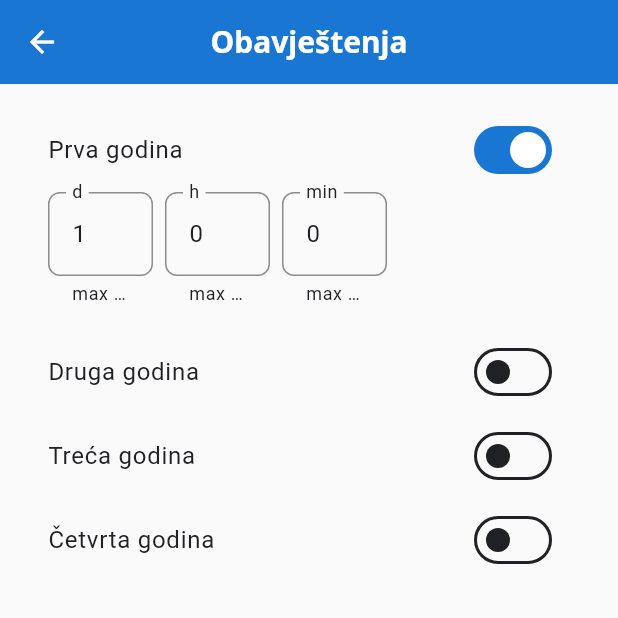
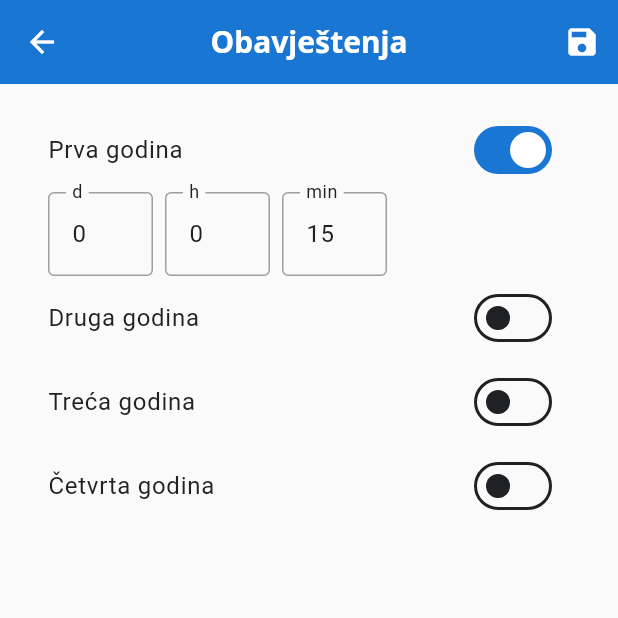
Before and after one commit to pero-grubac/ETFOglasi, a Flutter app: the NotificationScreen screen opened directly, after a tap on "Prva godina", on a phone screen of 412 x 824 dp, the top half of it. Run offline on Flutter 3.47's test engine with Material 3 defaults, Android fonts, the phone set to English and light mode, and no system bars; our stand-ins replace file_picker, flutter_riverpod, google_fonts, open_filex, permission_handler, shared_preferences and 1 more; accounts and stored records are empty; generated files the repository leaves out were written again; network calls fail.

Commit message:
Announcement to db, notifications

```diff
--- a/lib/features/settings/screen/notification_screen.dart
+++ b/lib/features/settings/screen/notification_screen.dart
@@ -5,20 +5,39 @@ import 'package:flutter/services.dart';
 import 'package:flutter_gen/gen_l10n/app_localizations.dart';
 import 'package:flutter_riverpod/flutter_riverpod.dart';
 
-class NotificationScreen extends ConsumerWidget {
+class NotificationScreen extends ConsumerStatefulWidget {
   static const id = 'notification_screen';
+  const NotificationScreen({super.key});
+
+  @override
+  ConsumerState<NotificationScreen> createState() => _NotificationScreenState();
+}
+
+class _NotificationScreenState extends ConsumerState<NotificationScreen> {
   static const _actions = [
     'first_year',
     'second_year',
     'third_year',
     'fourth_year'
   ];
-  const NotificationScreen({super.key});
+  static const int _minMinutes = 15;
+
+  late Map<String, NotificationTimeSetting> _tempSettings;
+
+  @override
+  void initState() {
+    super.initState();
+    _tempSettings = Map<String, NotificationTimeSetting>.from(
+      ref.read(localSettingsProvider).notificationTimeSettings,
+    );
+  }
+
   Widget _buildTimeField(
     String label,
     int initialValue,
     void Function(int) onChanged, {
     required int max,
+    bool hasError = false,
   }) {
     final controller = TextEditingController(text: initialValue.toString());
     return SizedBox(
@@ -33,8 +52,24 @@ class NotificationScreen extends ConsumerWidget {
         ],
         decoration: InputDecoration(
           labelText: label,
-          helperText: 'max $max',
+          hintText: 'max $max', // Show max as hint instead of helperText
           counterText: '',
+          border: OutlineInputBorder(
+            borderSide: BorderSide(
+              color: hasError ? Colors.red : Colors.grey,
+            ),
+          ),
+          enabledBorder: OutlineInputBorder(
+            borderSide: BorderSide(
+              color: hasError ? Colors.red : Colors.grey,
+            ),
+          ),
+          focusedBorder: OutlineInputBorder(
+            borderSide: BorderSide(
+              color:
+                  hasError ? Colors.red : Theme.of(context).colorScheme.primary,
+            ),
+          ),
         ),
         onChanged: (value) {
           final parsed = int.tryParse(value) ?? 0;
@@ -45,56 +80,92 @@ class NotificationScreen extends ConsumerWidget {
     );
   }
 
-  void _updateTime(WidgetRef ref, String key,
-      {int? days, int? hours, int? minutes}) {
+  void _saveSettings(BuildContext context) {
+    final locale = AppLocalizations.of(context)!;
     final notifier = ref.read(localSettingsProvider.notifier);
-    final current = ref
-            .read(localSettingsProvider)
-            .notificationTimeSettings[key] ??
-        NotificationTimeSetting(enabled: true, days: 0, hours: 0, minutes: 0);
+    final updated = Map<String, NotificationTimeSetting>.from(_tempSettings);
 
-    final updated = Map<String, NotificationTimeSetting>.from(
-        ref.read(localSettingsProvider).notificationTimeSettings);
-
-    int newDays = days ?? current.days;
-    int newHours = hours ?? current.hours;
-    int newMinutes = minutes ?? current.minutes;
-    if (newDays == 0 && newHours == 0 && newMinutes == 0) {
-      newDays = 1;
+    bool hasInvalidDuration = false;
+    for (final entry in updated.entries) {
+      final key = entry.key;
+      final setting = entry.value;
+      if (setting.enabled) {
+        final totalMinutes =
+            setting.days * 24 * 60 + setting.hours * 60 + setting.minutes;
+        if (totalMinutes < _minMinutes) {
+          updated[key] = NotificationTimeSetting(
+            enabled: setting.enabled,
+            days: 0,
+            hours: 0,
+            minutes: _minMinutes,
+          );
+          hasInvalidDuration = true;
+        }
+      }
     }
 
-    updated[key] = NotificationTimeSetting(
+    notifier.updateNotificationsTimeSettings(updated);
+
+    if (hasInvalidDuration) {
+      ScaffoldMessenger.of(context).showSnackBar(
+        SnackBar(
+          content: Text(locale.minDurationSet(_minMinutes)),
+          duration: const Duration(seconds: 2),
+        ),
+      );
+    }
+  }
+
+  void _updateTempTime(String key, {int? days, int? hours, int? minutes}) {
+    final current = _tempSettings[key] ??
+        NotificationTimeSetting(enabled: false, days: 0, hours: 0, minutes: 0);
+
+    setState(() {
+      _tempSettings[key] = NotificationTimeSetting(
         enabled: current.enabled,
-      days: newDays,
-      hours: newHours,
-      minutes: newMinutes,
+        days: days ?? current.days,
+        hours: hours ?? current.hours,
+        minutes: minutes ?? current.minutes,
       );
-    notifier.updateNotificationsTimeSettings(updated);
+    });
   }
 
   @override
-  Widget build(BuildContext context, WidgetRef ref) {
-    final settings = ref.watch(localSettingsProvider);
-    final notifier = ref.read(localSettingsProvider.notifier);
-
-    final locale = AppLocalizations.of(context);
+  Widget build(BuildContext context) {
+    final locale = AppLocalizations.of(context)!;
 
     return Scaffold(
       appBar: AppBar(
         centerTitle: true,
-        title: Text(locale!.notifications),
+        title: Text(locale.notifications),
+        actions: [
+          IconButton(
+            icon: const Icon(Icons.save),
+            onPressed: () => _saveSettings(context),
+            tooltip: locale.save,
+          ),
+        ],
       ),
       body: ListView.builder(
         padding: const EdgeInsets.all(16),
         itemCount: _actions.length,
         itemBuilder: (context, index) {
           final key = _actions[index];
-          final setting = settings.notificationTimeSettings[key];
+          final setting = _tempSettings[key] ??
+              NotificationTimeSetting(
+                enabled: false,
+                days: 0,
+                hours: 0,
+                minutes: 0,
+              );
 
-          final isEnabled = setting?.enabled ?? false;
-          final days = setting?.days ?? 0;
-          final hours = setting?.hours ?? 0;
-          final minutes = setting?.minutes ?? 0;
+          final isEnabled = setting.enabled;
+          final days = setting.days;
+          final hours = setting.hours;
+          final minutes = setting.minutes;
+
+          final totalMinutes = days * 24 * 60 + hours * 60 + minutes;
+          final hasError = isEnabled && totalMinutes < _minMinutes;
 
           return Column(
             crossAxisAlignment: CrossAxisAlignment.start,
@@ -111,8 +182,7 @@ class NotificationScreen extends ConsumerWidget {
                 ),
                 value: isEnabled,
                 onChanged: (value) {
-                  final updated = Map<String, NotificationTimeSetting>.from(
-                      settings.notificationTimeSettings);
+                  setState(() {
                     int newDays = value ? days : 0;
                     int newHours = value ? hours : 0;
                     int newMinutes = value ? minutes : 0;
@@ -120,37 +190,61 @@ class NotificationScreen extends ConsumerWidget {
                         newDays == 0 &&
                         newHours == 0 &&
                         newMinutes == 0) {
-                    newDays = 1; // default fallback
+                      newMinutes = _minMinutes;
                     }
-
-                  updated[key] = NotificationTimeSetting(
+                    _tempSettings[key] = NotificationTimeSetting(
                       enabled: value,
                       days: newDays,
                       hours: newHours,
                       minutes: newMinutes,
                     );
-                  notifier.updateNotificationsTimeSettings(updated);
+                  });
                 },
               ),
-              if (isEnabled)
+              if (isEnabled) ...[
                 Padding(
-                  padding: const EdgeInsets.only(left: 16.0, bottom: 16),
+                  padding: const EdgeInsets.only(left: 16.0),
                   child: Row(
                     children: [
-                      _buildTimeField("d", days, (val) {
-                        _updateTime(ref, key, days: val);
-                      }, max: 99),
+                      _buildTimeField(
+                        "d",
+                        days,
+                        (val) => _updateTempTime(key, days: val),
+                        max: 99,
+                        hasError: hasError,
+                      ),
                       const SizedBox(width: 8),
-                      _buildTimeField("h", hours, (val) {
-                        _updateTime(ref, key, hours: val);
-                      }, max: 23),
+                      _buildTimeField(
+                        "h",
+                        hours,
+                        (val) => _updateTempTime(key, hours: val),
+                        max: 23,
+                        hasError: hasError,
+                      ),
                       const SizedBox(width: 8),
-                      _buildTimeField("min", minutes, (val) {
-                        _updateTime(ref, key, minutes: val);
-                      }, max: 59),
+                      _buildTimeField(
+                        "min",
+                        minutes,
+                        (val) => _updateTempTime(key, minutes: val),
+                        max: 59,
+                        hasError: hasError,
+                      ),
                     ],
                   ),
-                )
+                ),
+                if (hasError)
+                  Padding(
+                    padding: const EdgeInsets.only(
+                        left: 16.0, top: 4.0, bottom: 16.0),
+                    child: Text(
+                      locale.minDurationError(_minMinutes),
+                      style: const TextStyle(
+                        color: Colors.red,
+                        fontSize: 12,
+                      ),
+                    ),
+                  ),
+              ],
             ],
           );
         },
--- a/lib/features/settings/service/local_settings_provider.dart
+++ b/lib/features/settings/service/local_settings_provider.dart
@@ -28,7 +28,6 @@ class LocalSettingsNotifier extends StateNotifier<LocalSettings> {
     final language = prefs.getString('language') ?? LocalSettings.srLatLang;
     final String? classScheduleUrl = prefs.getString('classScheduleUrl');
     final String? roomScheduleId = prefs.getString('roomScheduleId');
-    final String? settingsJson = prefs.getString('notificationTimeSettings');
 
     final notificationTimeSettingsJson =
         prefs.getString('notificationTimeSettings');
--- a/pubspec.yaml
+++ b/pubspec.yaml
@@ -28,6 +28,8 @@ dependencies:
     sdk: flutter
   sqflite: ^2.4.2
   path_provider: ^2.1.5
+  workmanager: ^0.6.0
+  flutter_local_notifications: ^19.2.1
 
 dev_dependencies:
   flutter_test:
```
Also changed, not shown: lib/core/l10n/app_sr.arb (+15 -1 lines), lib/core/l10n/app_sr_Cyrl.arb (+15 -1 lines), lib/core/l10n/app_sr_Latn.arb (+15 -1 lines), lib/core/repository/database.dart (+11 -1 lines), lib/features/announcements/screen/announcement_screen.dart (+30 -9 lines), lib/core/service/notification_service.dart (added), pubspec.lock, 6 other files. Lines whose indentation alone changed are shown as unchanged.
